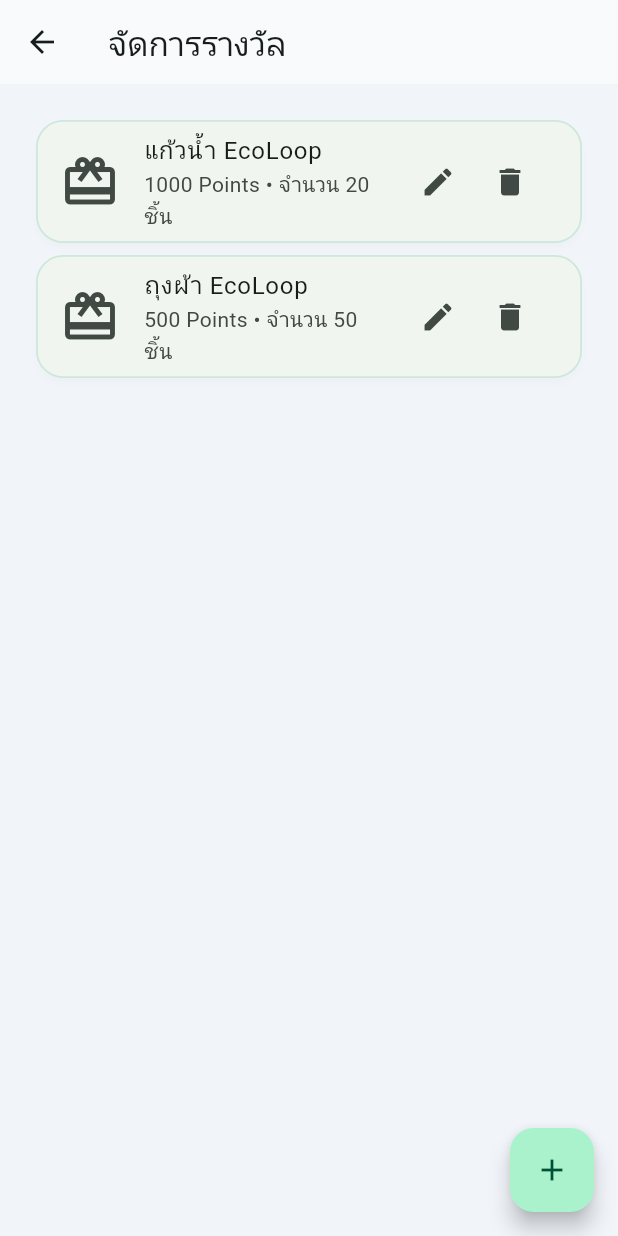
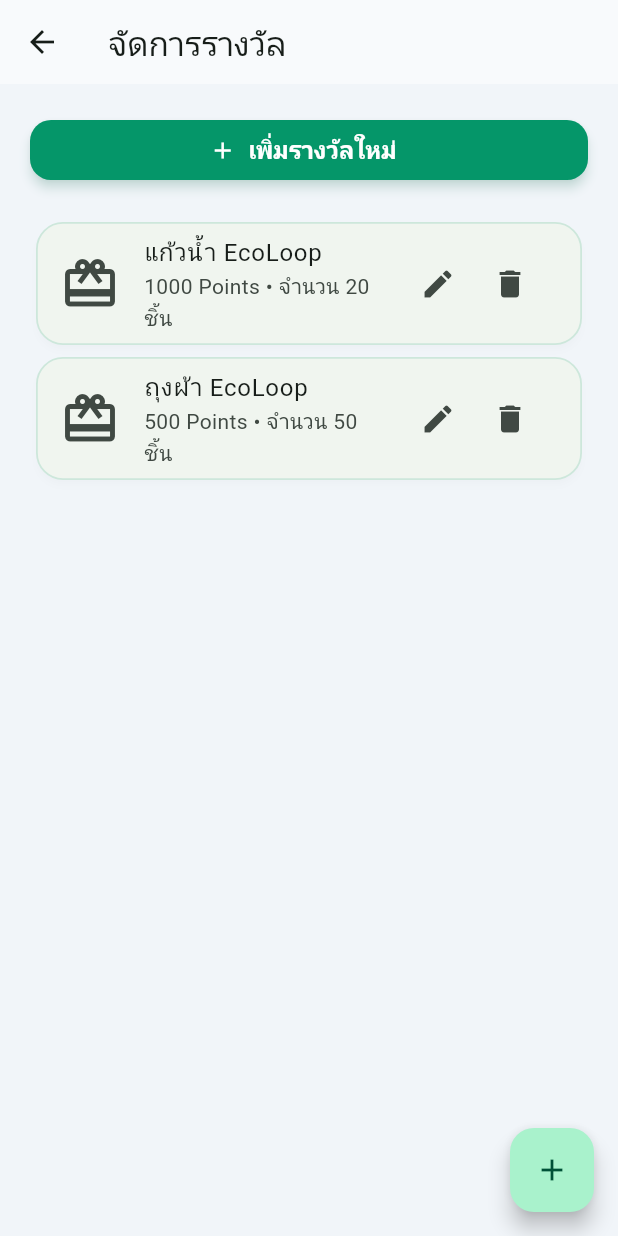
Before and after one commit to phattharawadee24/ecoloop, a Flutter app: the RewardManagement screen opened directly, on a phone screen of 412 x 824 dp. Run offline on Flutter 3.47's test engine with Material 3 defaults, Android fonts, the phone set to English and light mode, and no system bars; our stand-ins replace image_picker.

Commit message:
allow admins to create custom rewards

```diff
--- a/lib/admin/reward_management.dart
+++ b/lib/admin/reward_management.dart
@@ -57,6 +57,13 @@ class _RewardManagementState extends State<RewardManagement> {
       body: ListView(
         padding: const EdgeInsets.all(20),
         children: [
+          FilledButton.icon(
+            key: const Key('add-admin-reward-button'),
+            onPressed: () => openForm(),
+            icon: const Icon(Icons.add),
+            label: const Text('เพิ่มรางวัลใหม่'),
+          ),
+          const SizedBox(height: 20),
           ...rewards.asMap().entries.map(
             (entry) => rewardCard(entry.key, entry.value),
           ),
```
Also changed, not shown: lib/admin/reward_form.dart (+20 -5 lines), 1 other file.
